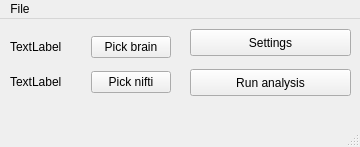
Old version of the form src/ui/hello_world.ui in the repository pfechd/jabe.
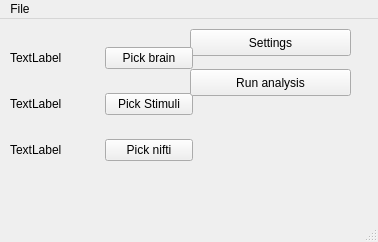
New version of the form.

Commit message: Add button to load stimuli

```diff
--- a/src/ui/hello_world.ui
+++ b/src/ui/hello_world.ui
@@ -6,8 +6,8 @@
    <rect>
     <x>0</x>
     <y>0</y>
-    <width>360</width>
-    <height>147</height>
+    <width>378</width>
+    <height>242</height>
    </rect>
   </property>
   <property name="windowTitle">
@@ -40,13 +40,13 @@
      <string>Settings</string>
     </property>
    </widget>
-   <widget class="QWidget" name="">
+   <widget class="QWidget" name="layoutWidget">
     <property name="geometry">
      <rect>
       <x>10</x>
       <y>10</y>
-      <width>161</width>
-      <height>72</height>
+      <width>183</width>
+      <height>152</height>
      </rect>
     </property>
     <layout class="QVBoxLayout" name="verticalLayout">
@@ -68,6 +68,24 @@
        </item>
       </layout>
      </item>
+     <item>
+      <layout class="QHBoxLayout" name="horizontalLayout_6">
+       <item>
+        <widget class="QLabel" name="stimuliLabel">
+         <property name="text">
+          <string>TextLabel</string>
+         </property>
+        </widget>
+       </item>
+       <item>
+        <widget class="QPushButton" name="stimuliButton">
+         <property name="text">
+          <string>Pick Stimuli</string>
+         </property>
+        </widget>
+       </item>
+      </layout>
+     </item>
      <item>
       <layout class="QHBoxLayout" name="horizontalLayout_2">
        <item>
@@ -88,22 +106,17 @@
      </item>
     </layout>
    </widget>
-   <zorder>pushButton</zorder>
    <zorder>configureSPMButton</zorder>
-   <zorder>brainButton</zorder>
-   <zorder>maskButton</zorder>
-   <zorder>brainLabel</zorder>
-   <zorder>maskLabel</zorder>
-   <zorder></zorder>
-   <zorder></zorder>
+   <zorder>layoutWidget</zorder>
+   <zorder>pushButton</zorder>
   </widget>
   <widget class="QMenuBar" name="menubar">
    <property name="geometry">
     <rect>
      <x>0</x>
      <y>0</y>
-     <width>360</width>
-     <height>26</height>
+     <width>378</width>
+     <height>22</height>
     </rect>
    </property>
    <widget class="QMenu" name="menuFile">
```
